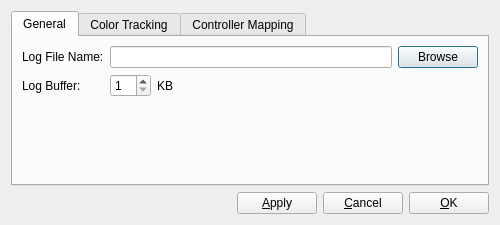
The window that heliview/src/SettingsDialog.ui (gcsmith/ktgt-uav-desktop) describes before a commit, drawn with Qt 5.
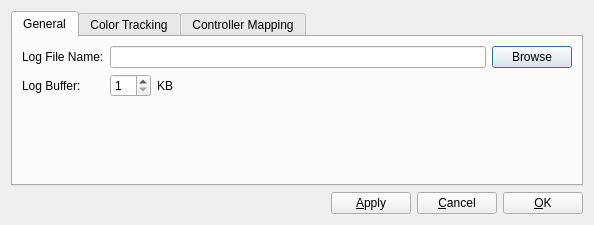
The same window after the commit.

What changed in the file:
```diff
--- a/heliview/src/SettingsDialog.ui
+++ b/heliview/src/SettingsDialog.ui
@@ -6,7 +6,7 @@
    <rect>
     <x>0</x>
     <y>0</y>
-    <width>500</width>
+    <width>594</width>
     <height>225</height>
    </rect>
   </property>
```
